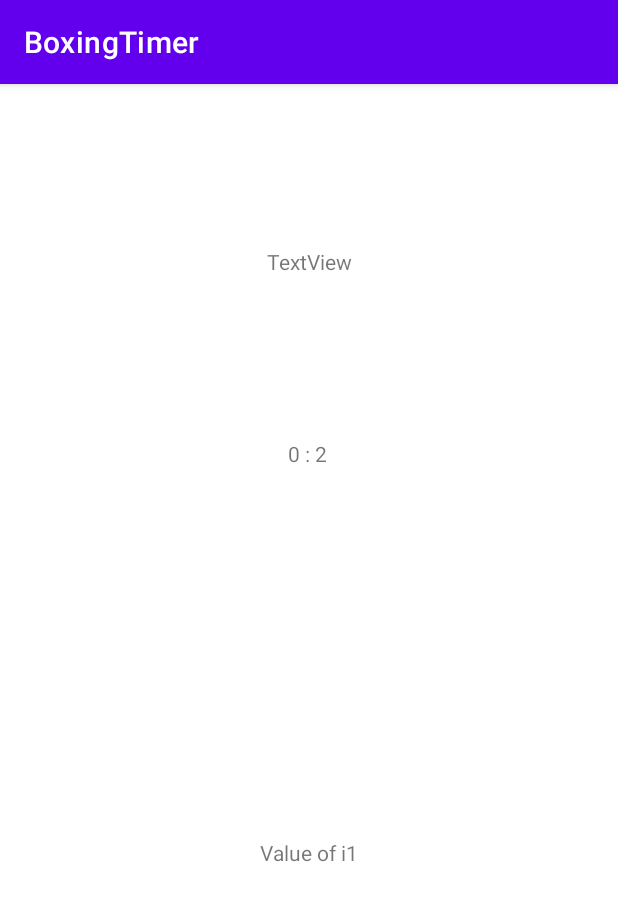
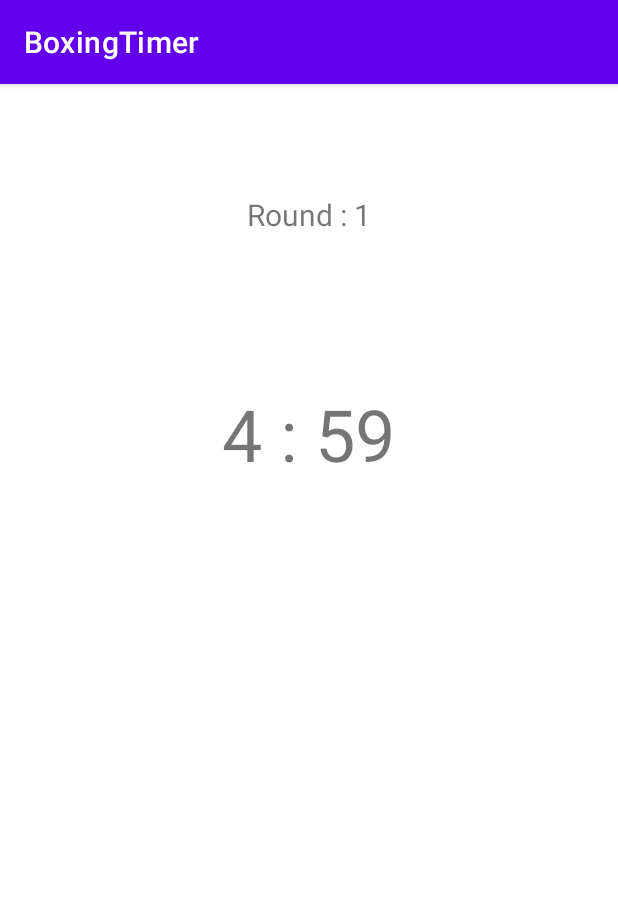
Before and after one commit to OmkarTerbhai/Boxing-Timer, an Android app: the ActualTimer screen opened directly, with no data from a screen before it, on a phone screen of 412 x 824 dp. Shown: the top 901 px of the screen. Run offline under Robolectric (Android 15) with nearby library versions, the phone set to English and light mode, and no system bars; 1 statement that could not run was skipped.

Commit message:
final commit for boxing timer

```diff
--- a/app/src/main/java/com/example/boxingtimer/ActualTimer.java
+++ b/app/src/main/java/com/example/boxingtimer/ActualTimer.java
@@ -3,6 +3,9 @@ package com.example.boxingtimer;
 import androidx.appcompat.app.AppCompatActivity;
 
 import android.content.Intent;
+import android.media.Ringtone;
+import android.media.RingtoneManager;
+import android.net.Uri;
 import android.os.Bundle;
 import android.os.CountDownTimer;
 import android.util.Log;
@@ -24,7 +27,8 @@ public class ActualTimer extends AppCompatActivity {
 
         Intent intent = getIntent();
         tv = (TextView)findViewById(R.id.roundHolder);
-        tv2 = (TextView)findViewById(R.id.restView);
+        //tv2 = (TextView)findViewById(R.id.restView);
+        tv3 = (TextView)findViewById(R.id.actualroundHolder);
         String rounds = null;
         if(intent.hasExtra("noOfRounds"))
             rounds = intent.getStringExtra("noOfRounds");
@@ -32,7 +36,7 @@ public class ActualTimer extends AppCompatActivity {
         if(intent.hasExtra("counter"))
             i = Integer.parseInt(intent.getStringExtra("counter"));
 
-        tv2.setText("Value of i" + i);
+        //tv2.setText("Value of i" + i);
         roundNumber = Integer.parseInt(rounds);
 
         Log.d("Value of i: ", rounds);
@@ -43,23 +47,30 @@ public class ActualTimer extends AppCompatActivity {
     }
 
     public void actualTimer() {
-        CountDownTimer cdt = new CountDownTimer(3 *60 * 1000, 1000) {
+        CountDownTimer cdt = new CountDownTimer(5 *60 * 1000, 1000) {
 
-            int minutes = 0;
-            int seconds = 0;
+//            int minutes = 5;
+//            int seconds = 300;
 
             public void onTick(long millisUntilFinished) {
-                seconds++;
-                if (seconds > 59) {
-                    minutes++;
-                    seconds = 0;
-                }
-                tv.setText((minutes % 3) + " : " + seconds);
+                millisUntilFinished /= 1000;
+                long minutes = millisUntilFinished / 60;
+                long seconds = millisUntilFinished % 60;
+                tv.setText((minutes) + " : " + seconds);
+                tv3.setText("Round : " + i);
+
             }
 
 
             public void onFinish() {
                 tv.setText("That's it! Break!");
+                try {
+                    Uri notification = RingtoneManager.getDefaultUri(RingtoneManager.TYPE_NOTIFICATION);
+                    Ringtone r = RingtoneManager.getRingtone(getApplicationContext(), notification);
+                    r.play();
+                } catch (Exception e) {
+                    e.printStackTrace();
+                }
                 if(i < roundNumber) {
                     i++;
                     restTimer();
@@ -73,13 +84,20 @@ public class ActualTimer extends AppCompatActivity {
 
     public void restTimer() {
         CountDownTimer cdt = new CountDownTimer(60 * 1000, 1000) {
-            int s = 0;
             public void onTick(long millisUntilFinished) {
-                s++;
-                tv.setText(s + " ");
+                millisUntilFinished  /= 1000;
+                tv.setText(millisUntilFinished + " ");
+                tv3.setText("Rest");
             }
 
             public void onFinish() {
+                try {
+                    Uri notification = RingtoneManager.getDefaultUri(RingtoneManager.TYPE_NOTIFICATION);
+                    Ringtone r = RingtoneManager.getRingtone(getApplicationContext(), notification);
+                    r.play();
+                } catch (Exception e) {
+                    e.printStackTrace();
+                }
                 tv.setText("Finsihed this one");
                 actualTimer();
             }
--- a/app/src/main/res/layout/activity_actual_timer.xml
+++ b/app/src/main/res/layout/activity_actual_timer.xml
@@ -8,9 +8,11 @@
 
     <TextView
         android:id="@+id/roundHolder"
-        android:layout_width="wrap_content"
-        android:layout_height="wrap_content"
+        android:layout_width="290dp"
+        android:layout_height="133dp"
         android:text="TextView"
+        android:textAlignment="center"
+        android:textSize="48sp"
         app:layout_constraintBottom_toBottomOf="parent"
         app:layout_constraintEnd_toEndOf="parent"
         app:layout_constraintHorizontal_bias="0.498"
@@ -19,19 +21,12 @@
         app:layout_constraintVertical_bias="0.316" />
 
     <TextView
-        android:id="@+id/restView"
-        android:layout_width="wrap_content"
-        android:layout_height="wrap_content"
+        android:id="@+id/actualroundHolder"
+        android:layout_width="225dp"
+        android:layout_height="54dp"
         android:text="TextView"
-        app:layout_constraintBottom_toBottomOf="parent"
-        app:layout_constraintEnd_toEndOf="parent"
-        app:layout_constraintStart_toStartOf="parent"
-        app:layout_constraintTop_toBottomOf="@+id/roundHolder" />
-
-    <TextView
-        android:layout_width="wrap_content"
-        android:layout_height="wrap_content"
-        android:text="TextView"
+        android:textAlignment="center"
+        android:textSize="20sp"
         app:layout_constraintBottom_toTopOf="@+id/roundHolder"
         app:layout_constraintEnd_toEndOf="parent"
         app:layout_constraintStart_toStartOf="parent"
```
Also changed, not shown: app/src/main/res/layout/activity_main.xml (+25 -17 lines).
